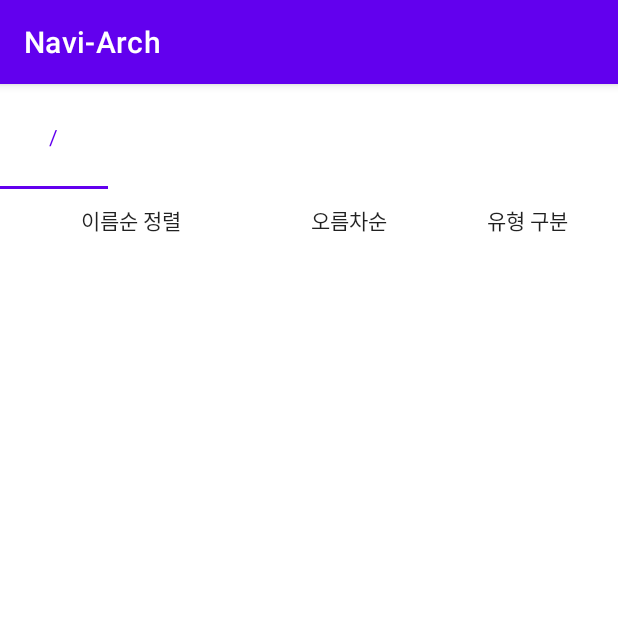
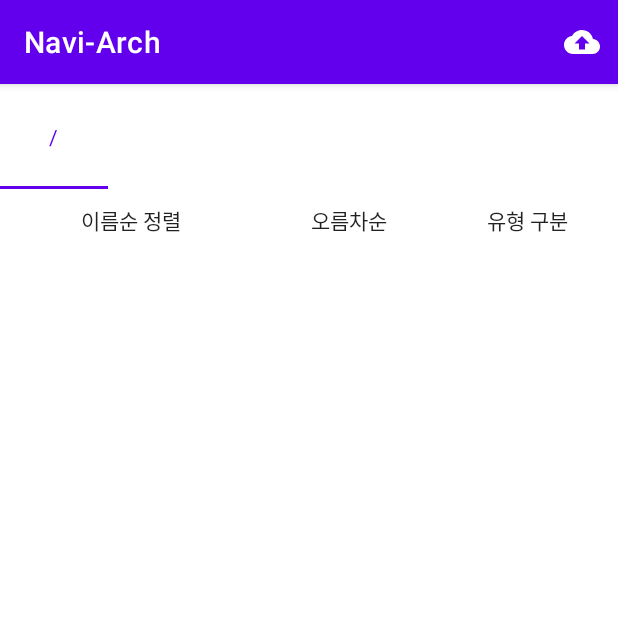
Before and after one commit to Navi-Cloud/Navi-Arch, an Android app: the screen it shows after launch (MainActivity), on a phone screen of 412 x 824 dp, the top half of it. Run offline under Robolectric (Android 15) with nearby library versions, the light colour scheme and no system bars.

Commit message:
Main: Hook up Uploading to main

```diff
--- a/app/src/main/java/com/kangdroid/navi_arch/MainActivity.kt
+++ b/app/src/main/java/com/kangdroid/navi_arch/MainActivity.kt
@@ -1,17 +1,23 @@
 package com.kangdroid.navi_arch
 
+import android.app.Activity
+import android.content.Intent
 import android.os.Bundle
 import android.util.Log
+import android.view.Menu
+import android.view.MenuItem
 import android.widget.CompoundButton
 import androidx.appcompat.app.AppCompatActivity
 import androidx.lifecycle.Observer
 import androidx.lifecycle.ViewModelProvider
 import com.google.android.material.tabs.TabLayoutMediator
+import com.kangdroid.navi_arch.data.FileData
 import com.kangdroid.navi_arch.databinding.ActivityMainBinding
 import com.kangdroid.navi_arch.pager.FileSortingMode
 import com.kangdroid.navi_arch.pager.PagerAdapter
 import com.kangdroid.navi_arch.pager.PagerViewModel
 import com.kangdroid.navi_arch.recyclerview.FileAdapter
+import com.kangdroid.navi_arch.uploading.UploadingViewModel
 
 // The View
 class MainActivity : AppCompatActivity() {
@@ -34,9 +40,35 @@ class MainActivity : AppCompatActivity() {
         ).get(PagerViewModel::class.java)
     }
 
+    // Uploading ViewModel - Since we are NOT sharing some data FOR NOW, but
+    // in case of code growing for uploading, leave it as View Model
+    private val uploadingViewModel: UploadingViewModel by lazy {
+        ViewModelProvider(
+            this,
+            ViewModelProvider.AndroidViewModelFactory(application)
+        ).get(UploadingViewModel::class.java)
+    }
+
+    // Value for detecting this activity launched with normal activity or Upload Activity.
+    private val uploadingIdentifier: String = "UPLOAD_ACTIVITY"
+    private val uploadingEnabled: String = "UPLOADING_ENABLED"
+    private val getContentRequestCode: Int = 10
+    private var isUploadingEnabled: Boolean = false
+
     override fun onCreate(savedInstanceState: Bundle?) {
         super.onCreate(savedInstanceState)
         setContentView(activityMainBinding.root)
+
+        // Check whether this is launched with uploadingIdentifier.
+        isUploadingEnabled = (intent.getStringExtra(uploadingIdentifier) == uploadingEnabled)
+
+        // If uploading is enabled, first select file to choose!
+        if (isUploadingEnabled) {
+            val intent : Intent = Intent(Intent.ACTION_GET_CONTENT).apply{
+                type = "*/*"
+            }
+            startActivityForResult(intent, getContentRequestCode)
+        }
 
         // Init Pager Adapter
         initPager()
@@ -49,6 +81,46 @@ class MainActivity : AppCompatActivity() {
 
         // Now start from initial page
         pagerViewModel.createInitialRootPage()
+    }
+
+    override fun onCreateOptionsMenu(menu: Menu?): Boolean {
+        if (isUploadingEnabled) {
+            menuInflater.inflate(R.menu.uploading_action, menu)
+        } else {
+            menuInflater.inflate(R.menu.main_action, menu)
+        }
+        return true
+    }
+
+    override fun onOptionsItemSelected(item: MenuItem): Boolean {
+        return when (item.itemId) {
+            R.id.action_upload -> {
+                val intent: Intent = Intent(this, MainActivity::class.java).apply {
+                    putExtra(uploadingIdentifier, uploadingEnabled)
+                }
+                startActivity(intent)
+                true
+            }
+            R.id.action_select_path -> {
+                Log.d(this::class.java.simpleName, "Uploading Folder path selected.")
+                // Upload it!
+                val currentPageList: MutableList<FileAdapter> = pagerViewModel.livePagerData.value!!
+                uploadingViewModel.upload(currentPageList[activityMainBinding.viewPager.currentItem].currentFolder.token) {
+                    finish()
+                }
+                true
+            }
+            else -> false
+        }
+    }
+
+    override fun onActivityResult(requestCode: Int, resultCode: Int, data: Intent?) {
+        super.onActivityResult(requestCode, resultCode, data)
+        if (requestCode == getContentRequestCode && resultCode == RESULT_OK) {
+            data?.data?.also {
+                uploadingViewModel.createFileUri(it)
+            }
+        }
     }
 
     private fun initPager() {
--- a/app/src/main/java/com/kangdroid/navi_arch/server/ServerManagement.kt
+++ b/app/src/main/java/com/kangdroid/navi_arch/server/ServerManagement.kt
@@ -87,7 +87,6 @@ object ServerManagement {
             Log.e(TAG_SERVER_MANAGEMENT, e.stackTraceToString())
             null
         }
-        Log.i("upload", "SUCEEEEEDDDDD")
         return response?.body()?.string() ?: ""
     }
 }
--- /dev/null
+++ b/app/src/main/res/drawable/ic_action_upload_24.xml
@@ -0,0 +1,10 @@
+<vector xmlns:android="http://schemas.android.com/apk/res/android"
+    android:width="24dp"
+    android:height="24dp"
+    android:tint="?attr/colorControlNormal"
+    android:viewportWidth="24"
+    android:viewportHeight="24">
+    <path
+        android:fillColor="@android:color/white"
+        android:pathData="M19.35,10.04C18.67,6.59 15.64,4 12,4 9.11,4 6.6,5.64 5.35,8.04 2.34,8.36 0,10.91 0,14c0,3.31 2.69,6 6,6h13c2.76,0 5,-2.24 5,-5 0,-2.64 -2.05,-4.78 -4.65,-4.96zM14,13v4h-4v-4H7l5,-5 5,5h-3z" />
+</vector>
--- /dev/null
+++ b/app/src/main/res/drawable/ic_common_check_24.xml
@@ -0,0 +1,10 @@
+<vector xmlns:android="http://schemas.android.com/apk/res/android"
+    android:width="24dp"
+    android:height="24dp"
+    android:tint="?attr/colorControlNormal"
+    android:viewportWidth="24"
+    android:viewportHeight="24">
+    <path
+        android:fillColor="@android:color/white"
+        android:pathData="M9,16.17L4.83,12l-1.42,1.41L9,19 21,7l-1.41,-1.41z" />
+</vector>
--- /dev/null
+++ b/app/src/main/res/menu/main_action.xml
@@ -0,0 +1,10 @@
+<?xml version="1.0" encoding="utf-8"?>
+<menu xmlns:android="http://schemas.android.com/apk/res/android"
+    xmlns:app="http://schemas.android.com/apk/res-auto">
+
+    <item
+        android:id="@+id/action_upload"
+        android:icon="@drawable/ic_action_upload_24"
+        android:title="@string/action_upload"
+        app:showAsAction="always" />
+</menu>
--- /dev/null
+++ b/app/src/main/res/menu/uploading_action.xml
@@ -0,0 +1,9 @@
+<?xml version="1.0" encoding="utf-8"?>
+<menu xmlns:android="http://schemas.android.com/apk/res/android"
+    xmlns:app="http://schemas.android.com/apk/res-auto">
+    <item
+        android:id="@+id/action_select_path"
+        android:icon="@drawable/ic_common_check_24"
+        android:title="@string/action_upload"
+        app:showAsAction="always" />
+</menu>
--- a/app/src/main/res/values/strings.xml
+++ b/app/src/main/res/values/strings.xml
@@ -12,4 +12,10 @@
     <string name="sort_descending">내림차순</string>
     <string name="sort_type">유형 구분</string>
     <string name="sort_type_not">유형 혼합</string>
+
+    <!-- Uploading Related Strings -->
+    <string name="action_upload">업로드</string>
+    <string name="action_select_path">위치 선택</string>
+    <string name="title_upload">파일 업로드 위치 선택</string>
+
 </resources>
```
Also changed, not shown: app/src/main/java/com/kangdroid/navi_arch/uploading/UploadingViewModel.kt (added, +91 -0 lines), app/src/main/java/com/kangdroid/navi_arch/utils/NaviFileUtils.kt (added, +81 -0 lines).
